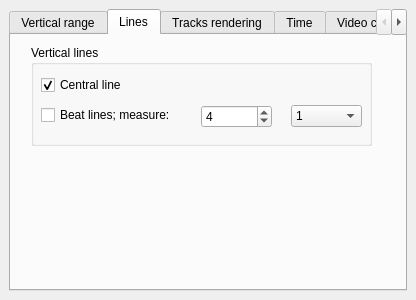
The window that dockwidrender.ui (lgmventura/MusicaVisual) describes before a commit, drawn with Qt 5.
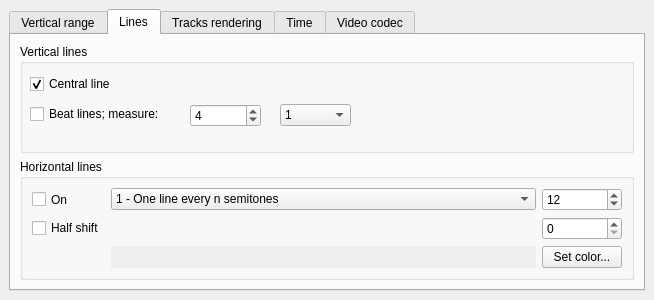
The same window after the commit. The open tabs and pages were chosen to show the change.

Commit message: Including vertcal lines. Staff not implemented yet.

```diff
--- a/dockwidrender.ui
+++ b/dockwidrender.ui
@@ -6,7 +6,7 @@
    <rect>
     <x>0</x>
     <y>0</y>
-    <width>416</width>
+    <width>654</width>
     <height>300</height>
    </rect>
   </property>
@@ -122,15 +122,9 @@
        <attribute name="title">
         <string>Lines</string>
        </attribute>
+       <layout class="QGridLayout" name="gridLayout_2">
+        <item row="0" column="0">
        <widget class="QGroupBox" name="groupBox">
-        <property name="geometry">
-         <rect>
-          <x>20</x>
-          <y>10</y>
-          <width>341</width>
-          <height>101</height>
-         </rect>
-        </property>
         <property name="title">
          <string>Vertical lines</string>
         </property>
@@ -231,6 +225,108 @@
          </item>
         </widget>
        </widget>
+        </item>
+        <item row="1" column="0">
+         <widget class="QGroupBox" name="groupBox_2">
+          <property name="title">
+           <string>Horizontal lines</string>
+          </property>
+          <layout class="QGridLayout" name="gridLayout_3">
+           <item row="4" column="1">
+            <widget class="QWidget" name="widget" native="true">
+             <property name="autoFillBackground">
+              <bool>true</bool>
+             </property>
+            </widget>
+           </item>
+           <item row="4" column="2">
+            <widget class="QPushButton" name="pushButton">
+             <property name="maximumSize">
+              <size>
+               <width>80</width>
+               <height>50</height>
+              </size>
+             </property>
+             <property name="text">
+              <string>Set color...</string>
+             </property>
+            </widget>
+           </item>
+           <item row="2" column="2">
+            <widget class="QSpinBox" name="spinBox_8">
+             <property name="maximumSize">
+              <size>
+               <width>80</width>
+               <height>50</height>
+              </size>
+             </property>
+             <property name="minimum">
+              <number>1</number>
+             </property>
+             <property name="maximum">
+              <number>96</number>
+             </property>
+             <property name="value">
+              <number>12</number>
+             </property>
+            </widget>
+           </item>
+           <item row="2" column="0">
+            <widget class="QCheckBox" name="checkBox_8">
+             <property name="maximumSize">
+              <size>
+               <width>50</width>
+               <height>50</height>
+              </size>
+             </property>
+             <property name="text">
+              <string>On</string>
+             </property>
+            </widget>
+           </item>
+           <item row="2" column="1">
+            <widget class="QComboBox" name="comboBox">
+             <item>
+              <property name="text">
+               <string>1 - One line every n semitones</string>
+              </property>
+             </item>
+             <item>
+              <property name="text">
+               <string>2 - One line every semitone, one stronger line every n semitones</string>
+              </property>
+             </item>
+             <item>
+              <property name="text">
+               <string>3 - Keyboard</string>
+              </property>
+             </item>
+             <item>
+              <property name="text">
+               <string>4 - Keyboard (inverse)</string>
+              </property>
+             </item>
+             <item>
+              <property name="text">
+               <string>5 - Staff</string>
+              </property>
+             </item>
+            </widget>
+           </item>
+           <item row="3" column="2">
+            <widget class="QSpinBox" name="spinBox_9"/>
+           </item>
+           <item row="3" column="0">
+            <widget class="QCheckBox" name="checkBox_9">
+             <property name="text">
+              <string>Half shift</string>
+             </property>
+            </widget>
+           </item>
+          </layout>
+         </widget>
+        </item>
+       </layout>
       </widget>
       <widget class="QWidget" name="tab_2">
        <attribute name="title">
```
Lines whose indentation alone changed are shown as unchanged. The commit also changes 6 other files.
